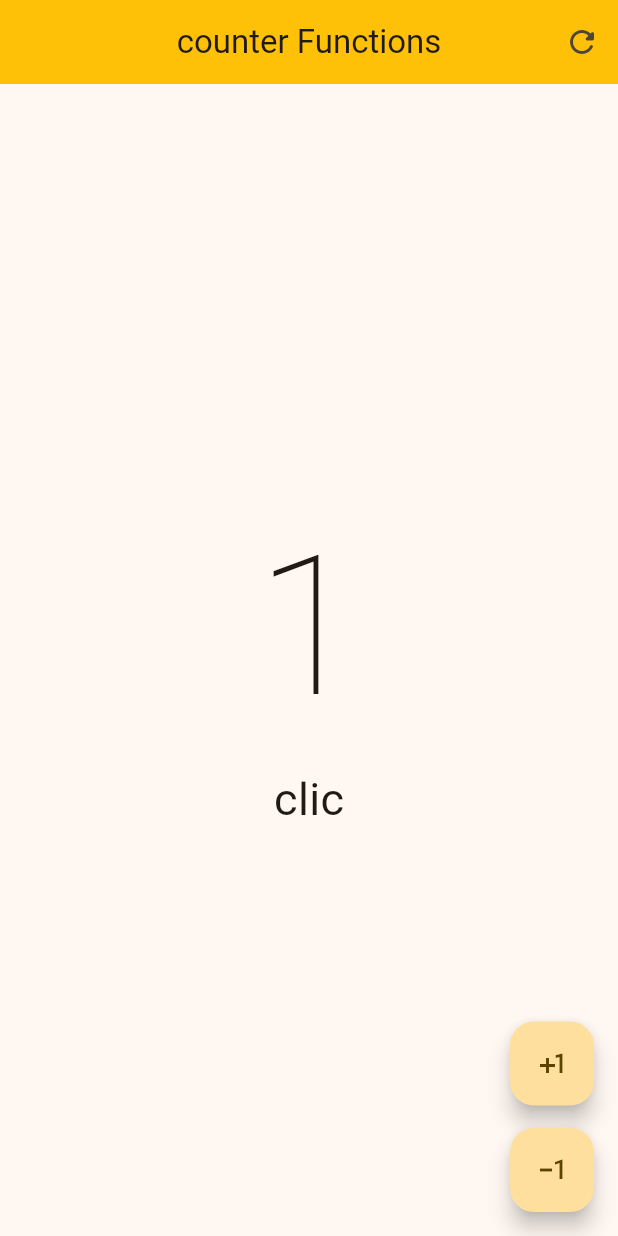
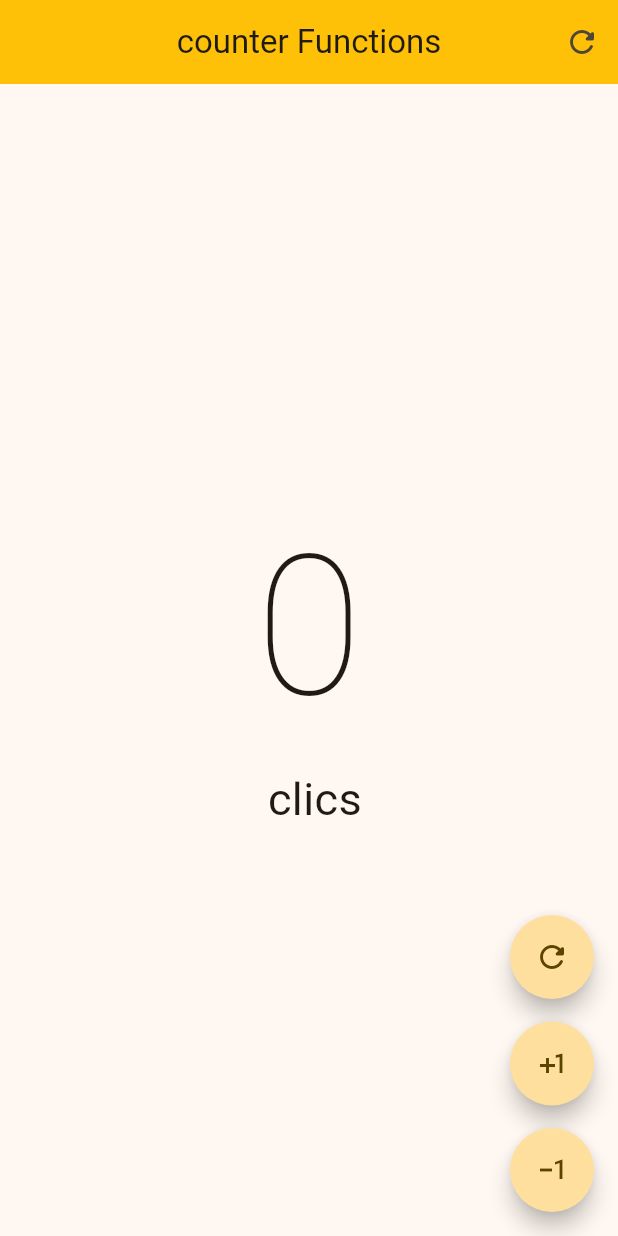
Before and after one commit to jovannyCG/app_contador, a Flutter app: the screen it shows after launch, after a tap on the "plus one" icon, on a phone screen of 412 x 824 dp. Run offline on Flutter 3.47's test engine with Material 2 defaults, Android fonts, the phone set to English and light mode, and no system bars.

Commit message:
cracion de boton reutilizable

```diff
--- a/lib/presentation/screens/couters/couter_functions_screen.dart
+++ b/lib/presentation/screens/couters/couter_functions_screen.dart
@@ -28,21 +28,12 @@
       floatingActionButton: Column(
         mainAxisAlignment: MainAxisAlignment.end,
         children: [
-          FloatingActionButton(
-            onPressed: () {
-              clickCouter++;
-              setState(() {});
-            },
-            child: const Icon(Icons.plus_one),
-          ),
+           ButtonCounter(icon: Icons.refresh_rounded),
+           const SizedBox(height: 15,),
+          ButtonCounter(icon: Icons.plus_one,),
           const SizedBox(height: 15,),
-          FloatingActionButton(
-            onPressed: () {
-              clickCouter--;
-              setState(() {});
-            },
-            child: const Icon(Icons.exposure_minus_1_outlined),
-          ),
+          ButtonCounter(icon: Icons.exposure_minus_1_outlined),
+
 
         ],
       ),
@@ -74,3 +65,24 @@
     );
   }
 }
+
+class ButtonCounter extends StatelessWidget {
+  final IconData icon;
+
+
+  const ButtonCounter({
+    super.key,
+    required this.icon,
+  });
+
+  @override
+  Widget build(BuildContext context) {
+    return FloatingActionButton(
+      shape: const StadiumBorder(),
+      onPressed: () {
+
+      },
+      child:  Icon(icon),
+    );
+  }
+}
```
